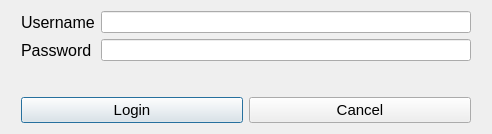
This is TPQtIntroduction/dialogidentification.ui in Lydie-Pierrick/TP2-QT-INTRO as Qt 5 draws it before an edit. The edited form follows.
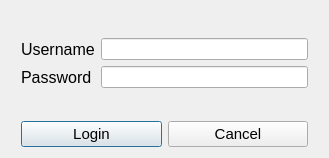
This is the edited form.

Patch:
```diff
--- a/TPQtIntroduction/dialogidentification.ui
+++ b/TPQtIntroduction/dialogidentification.ui
@@ -6,15 +6,15 @@
    <rect>
     <x>0</x>
     <y>0</y>
-    <width>492</width>
-    <height>134</height>
+    <width>329</width>
+    <height>158</height>
    </rect>
   </property>
   <property name="windowTitle">
    <string>Login</string>
   </property>
   <layout class="QGridLayout" name="gridLayout_2">
-   <item row="0" column="0">
+   <item row="1" column="0">
     <spacer name="horizontalSpacer">
      <property name="orientation">
       <enum>Qt::Horizontal</enum>
@@ -30,7 +30,23 @@
      </property>
     </spacer>
    </item>
-   <item row="0" column="1">
+   <item row="1" column="2">
+    <spacer name="horizontalSpacer_2">
+     <property name="orientation">
+      <enum>Qt::Horizontal</enum>
+     </property>
+     <property name="sizeType">
+      <enum>QSizePolicy::Fixed</enum>
+     </property>
+     <property name="sizeHint" stdset="0">
+      <size>
+       <width>10</width>
+       <height>20</height>
+      </size>
+     </property>
+    </spacer>
+   </item>
+   <item row="1" column="1">
     <layout class="QVBoxLayout" name="verticalLayout">
      <item>
       <layout class="QGridLayout" name="gridLayout">
@@ -72,7 +88,7 @@
          </item>
         </layout>
        </item>
-       <item row="1" column="1">
+       <item row="2" column="1">
         <widget class="QPushButton" name="pushBtn_Cancel">
          <property name="font">
           <font>
@@ -87,7 +103,7 @@
          </property>
         </widget>
        </item>
-       <item row="1" column="0">
+       <item row="2" column="0">
         <widget class="QPushButton" name="pushBtn_Login">
          <property name="font">
           <font>
@@ -99,22 +115,32 @@
          </property>
         </widget>
        </item>
+       <item row="1" column="0">
+        <spacer name="verticalSpacer_2">
+         <property name="orientation">
+          <enum>Qt::Vertical</enum>
+         </property>
+         <property name="sizeHint" stdset="0">
+          <size>
+           <width>20</width>
+           <height>40</height>
+          </size>
+         </property>
+        </spacer>
+       </item>
       </layout>
      </item>
     </layout>
    </item>
-   <item row="0" column="2">
-    <spacer name="horizontalSpacer_2">
+   <item row="0" column="1">
+    <spacer name="verticalSpacer">
      <property name="orientation">
-      <enum>Qt::Horizontal</enum>
-     </property>
-     <property name="sizeType">
-      <enum>QSizePolicy::Fixed</enum>
+      <enum>Qt::Vertical</enum>
      </property>
      <property name="sizeHint" stdset="0">
       <size>
-       <width>10</width>
-       <height>20</height>
+       <width>20</width>
+       <height>40</height>
       </size>
      </property>
     </spacer>
```
